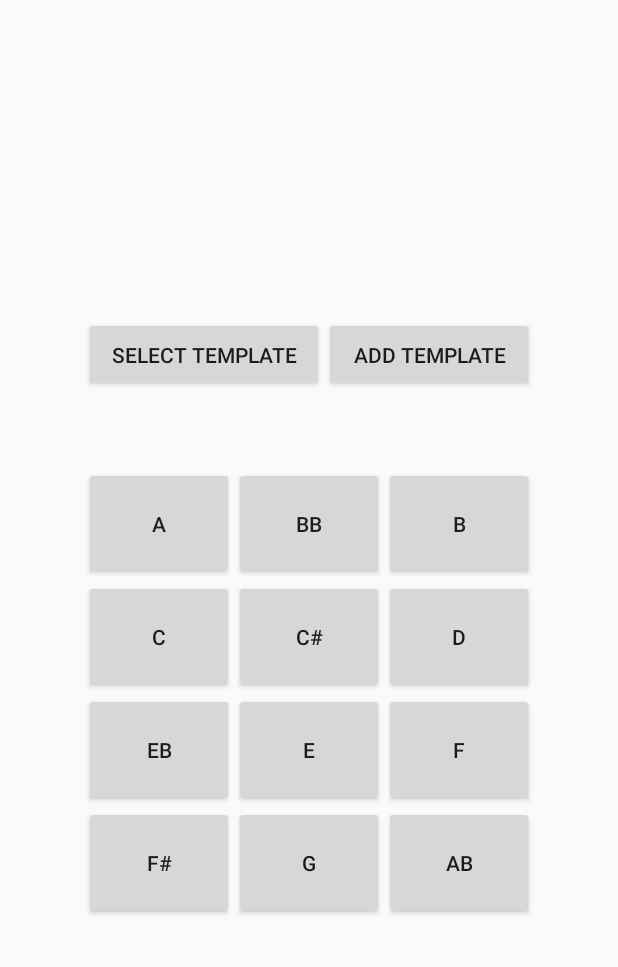
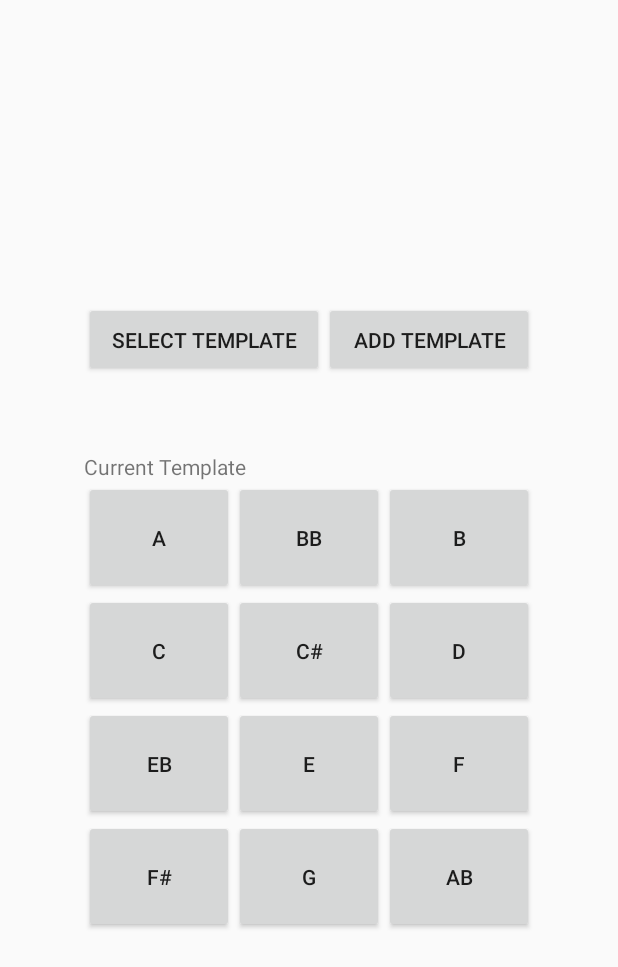
Before and after one commit to AlecM33/TuneTrain, an Android app: the SoundBoardFragment screen opened directly, with no data from a screen before it, on a phone screen of 412 x 824 dp. Shown: the top 967 px of the screen. Run offline under Robolectric (Android 15) with nearby library versions, the phone set to English and light mode, and no system bars; our stand-ins replace Room's generated code; libraries missing offline, so code that uses them is left out: android.arch.persistence, com.spotify.android, com.spotify.protocol, com.spotify.sdk, kaaes.spotify.webapi and 1 more; 5 statements that could not run were skipped.

Commit message:
added checkpoint 6 screenshots and NFRs, improved performance on spotify wrapper, added template scale name to sandbox mode

```diff
--- a/app/build.gradle
+++ b/app/build.gradle
@@ -70,5 +70,4 @@ dependencies {
     testImplementation 'junit:junit:4.12'
 
 
-
 }
--- a/app/src/main/AndroidManifest.xml
+++ b/app/src/main/AndroidManifest.xml
@@ -9,7 +9,7 @@
         android:roundIcon="@mipmap/ic_launcher_round"
         android:supportsRtl="true"
         android:theme="@style/AppTheme">
-        <activity android:name=".AddTemplateActivity"></activity>
+        <activity android:name=".AddTemplateActivity" />
         <activity
             android:name=".SelectTemplateActivity"
             android:parentActivityName=".SandboxActivity" />
--- a/app/src/main/java/com/example/alec/tunetrain/SoundBoardFragment.java
+++ b/app/src/main/java/com/example/alec/tunetrain/SoundBoardFragment.java
@@ -15,6 +15,7 @@ import android.widget.AdapterView;
 import android.widget.ArrayAdapter;
 import android.widget.Button;
 import android.widget.Spinner;
+import android.widget.TextView;
 import android.widget.Toast;
 
 import com.example.alec.tunetrain.Entities.Guess;
@@ -60,6 +61,8 @@ public class SoundBoardFragment extends Fragment implements View.OnClickListener
     private Button mCreateButton;
     private Button mPlaylistButton;
     private Button mPrevButton;
+
+    private TextView mCurrentTemplate;
 
     private Toast toast;
 
@@ -253,15 +256,21 @@ public class SoundBoardFragment extends Fragment implements View.OnClickListener
         mSelectButton.setOnClickListener(this);
         mCreateButton = v.findViewById(R.id.create);
         mCreateButton.setOnClickListener(this);
+        mCurrentTemplate = v.findViewById(R.id.currentTemplate);
+
 
         GetCurrentTemplateTask templateTask = new GetCurrentTemplateTask();
         try {
             if(this.templateName != null) {
                 Template result = templateTask.execute(this.templateName).get();
                 currentPads = result.getPads();
+                mCurrentTemplate.setText(result.templateName);
+
             } else {
                 Template result = templateTask.execute("C Major").get();
                 currentPads = result.getPads();
+                mCurrentTemplate.setText(result.templateName);
+
             }
         } catch (ExecutionException e) {
             e.printStackTrace();
--- a/app/src/main/java/com/example/alec/tunetrain/SpotifySession.java
+++ b/app/src/main/java/com/example/alec/tunetrain/SpotifySession.java
@@ -37,7 +37,7 @@ public class SpotifySession {
     private Activity mActivity;
 
     //SDK Authorization Vars - TuneTrain Dev App Specific
-    private static final String TAG = "TrainingActivity";
+    private static final String TAG = "SpotifyWrapper";
     private static final int REQUEST_CODE = 1337;
     private static final String CLIENT_ID = "8a60234733ab4353946cff8fb3c9c90c";
     private static final String REDIRECT_URI = "tune-train-login://callback";
@@ -75,6 +75,9 @@ public class SpotifySession {
 
 
 
+    /*
+     * Start building the spotify SDK session with proper scopes needed for the app
+     */
     private void buildSession() {
         AuthenticationRequest.Builder builder =
                 new AuthenticationRequest.Builder(CLIENT_ID, AuthenticationResponse.Type.TOKEN, REDIRECT_URI);
@@ -86,6 +89,12 @@ public class SpotifySession {
 
     }
 
+    /*
+     * HashMap representing the number to String key system that
+     * Spotify's WebAPI documented
+     * i.e. if a song on the WebAPI is in the key of "0" it means
+     * the song is in C
+     */
     private static HashMap<Integer, String> createKeys() {
         HashMap<Integer, String> result = new HashMap<>();
         result.put(-1, "none");
@@ -105,10 +114,11 @@ public class SpotifySession {
         return result;
     }
 
+    /*
+     * Connect to Spotify Android SDK with the CLIENT_ID
+     */
     public void connect() {
 
-        new Thread(() -> {
-            Looper.prepare();
             ConnectionParams connectionParams =
                     new ConnectionParams.Builder(CLIENT_ID)
                             .setRedirectUri(REDIRECT_URI)
@@ -133,9 +143,11 @@ public class SpotifySession {
                             // Something went wrong when attempting to connect! Handle errors here
                         }
                     });
-        }).start();
     }
 
+    /*
+     * Continuously get the new info while connected to Spotify
+     */
     private void connected() {
         mSpotifyAppRemote.getPlayerApi()
                 .subscribeToPlayerState()
@@ -146,19 +158,35 @@ public class SpotifySession {
                         Log.d(TAG, track.name + " by " + track.artist.name);
                         Log.d(TAG, currentTrackID);
                     }
-                    getTrackInfo();
+                    SpotifySession.GetTrackInfo trackInfoTask = new SpotifySession.GetTrackInfo();
+                    try {
+                        trackInfoTask.execute().get();
+                    } catch (ExecutionException e) {
+                        e.printStackTrace();
+                    } catch (InterruptedException e) {
+                        e.printStackTrace();
+                    }
                 });
     }
 
+    /*
+     * Disconnect from Spotify API
+     */
     public void disconnect() {
         SpotifyAppRemote.disconnect(mSpotifyAppRemote);
     }
 
 
+    /*
+     * Get the authentication response token from Spotfiy for access to the Android SDK
+     * Runs on a seperate thread for efficiency
+     */
     public void setResponse(int requestCode, int resultCode, Intent intent) {
 
         Log.d(TAG, "On Activity Result called, Spotify gets auth result");
 
+        new Thread(() -> {
+            Looper.prepare();
         // Check if result comes from the correct activity
         if (requestCode == REQUEST_CODE) {
             AuthenticationResponse response = AuthenticationClient.getResponse(resultCode, intent);
@@ -184,8 +212,13 @@ public class SpotifySession {
         }
 
         setUpWebApi();
+        }).start();
+
     }
 
+    /*
+        Set up REST connection to Spotify's web API.
+     */
     private void setUpWebApi() {
 
         RestAdapter restAdapter = new RestAdapter.Builder()
@@ -210,6 +243,7 @@ public class SpotifySession {
 
     }
 
+    //Async Task for getting the Playlists from the WebAPI
     private class GetPlaylists extends AsyncTask<Void, Void, List<PlaylistSimple>> {
 
         @Override
@@ -244,8 +278,12 @@ public class SpotifySession {
         }
     }
 
-    public void getTrackInfo() {
 
+    //Async Task for getting the Track Info from the WebAPI
+    private class GetTrackInfo extends AsyncTask<Void, Void, Void> {
+
+        @Override
+        protected Void doInBackground(Void... params){
             Log.d(TAG, currentTrackID.substring(14));
             WebApi.getTrackAudioFeatures(currentTrackID.substring(14), new SpotifyCallback<AudioFeaturesTrack>() {
                 @Override
@@ -264,13 +302,28 @@ public class SpotifySession {
                     Log.d(TAG, "Error Getting Track Info");
                 }
             });
+            return null;
         }
 
+        protected void onProgressUpdate() {
+        }
+
+        protected void onPostExecute() {
+        }
+    }
+
+
+
+    /*
+     * Returns the current key of the song playing
+     */
     public String getCurrentKey() {
         return this.currKey;
     }
 
-
+    /*
+     * Controls play/pause for Spotify player
+     */
     public void play() {
         if (isPlaying) {
             mSpotifyAppRemote.getPlayerApi().pause();
@@ -281,25 +334,41 @@ public class SpotifySession {
         }
     }
 
+    /*
+     * Plays the current playlist
+     */
     private void playPlaylist() {
         mSpotifyAppRemote.getPlayerApi().play(this.currPlaylist.uri);
         isPlaying = true;
     }
 
+    /*
+     * Go to the next strack in Spotify queue
+     */
     public void nextTrack() {
         mSpotifyAppRemote.getPlayerApi().skipNext();
     }
 
+    /*
+     * Go to previous track in Spotify queue
+     */
     public void prevTrack() {
         mSpotifyAppRemote.getPlayerApi().skipPrevious();
     }
 
+    /*
+     * Return the currently Authorized Spotify Users playlists
+     */
     public List<PlaylistSimple> getMyPlaylists() {
         return mMyPlaylists;
     }
 
+    /*
+     * Set the selected playlist the user wants to play
+     */
     public void setCurrentPlaylist(PlaylistSimple playlist) {
         this.currPlaylist = playlist;
+        Log.d(TAG, "CURRENT PLAYLIST: " + currPlaylist.name + " " + currPlaylist.uri);
         playPlaylist();
     }
 
--- a/app/src/main/res/layout-land/fragment_sandbox.xml
+++ b/app/src/main/res/layout-land/fragment_sandbox.xml
@@ -27,6 +27,13 @@
             android:height="50dp"
             android:text="@string/template_add" />
     </LinearLayout>
+
+    <TextView
+        android:id="@+id/currentTemplate"
+        android:layout_width="match_parent"
+        android:layout_height="wrap_content"
+        android:text="Current Template" />
+
     <GridLayout xmlns:android="http://schemas.android.com/apk/res/android"
         android:layout_width="wrap_content"
         android:layout_height="wrap_content"
--- a/app/src/main/res/layout/fragment_sandbox.xml
+++ b/app/src/main/res/layout/fragment_sandbox.xml
@@ -25,6 +25,12 @@
             android:layout_width="wrap_content"
             android:layout_height="wrap_content" />
     </LinearLayout>
+
+    <TextView
+        android:id="@+id/currentTemplate"
+        android:layout_width="match_parent"
+        android:layout_height="wrap_content"
+        android:text="Current Template" />
 
     <GridLayout xmlns:android="http://schemas.android.com/apk/res/android"
         android:layout_width="wrap_content"
```
Also changed, not shown: 4 other files. Lines whose indentation alone changed are shown as unchanged.
